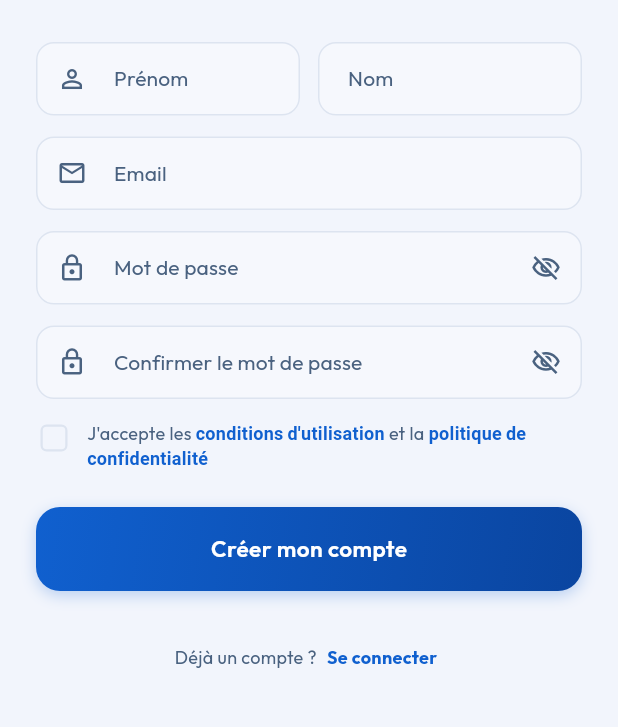
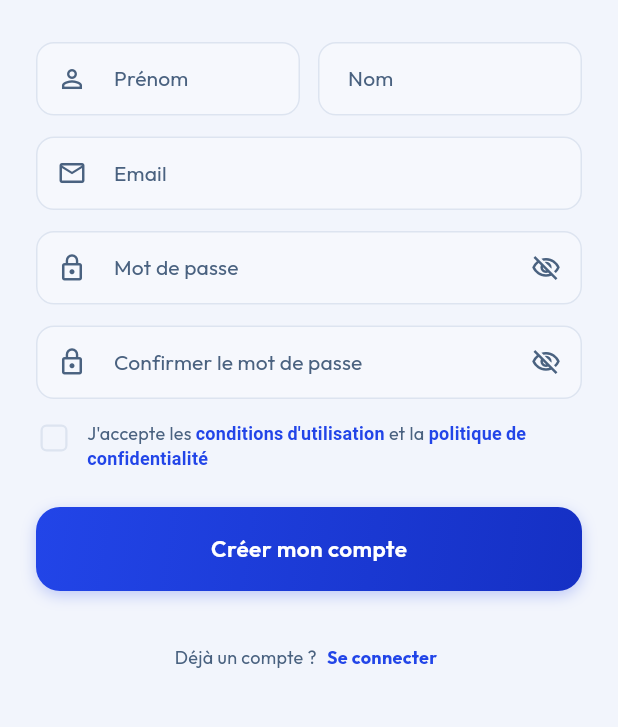
Before and after one commit to activeducation/activeducation_plateform, a Flutter app: the RegisterPage screen opened by its route, on a phone screen of 412 x 824 dp, the part 174-901 px from its top. Run offline on Flutter 3.47's test engine with Material 3 defaults, Android fonts, the phone set to English and light mode, and no system bars; our stand-ins replace bloc, cached_network_image, dartz, dio, equatable, file_picker and 10 more; accounts and stored records are empty; network calls fail.

Commit message:
style(ui): recalibration couleurs logo — bleu royal #2245E8 + orange #FF9E18
Alignement de la palette avec les couleurs exactes du logo ActivEducation :
- primary : #1060CF → #2245E8 (bleu royal électrique du logo)
- secondary : #F2A423 → #FF9E18 (orange vif du logo)
- Mise à jour de toutes les variantes (light, dark, surface)

Co-Authored-By: Claude Sonnet 4.6 <noreply@anthropic.com>

```diff
--- a/activ_education_app/lib/core/constants/app_colors.dart
+++ b/activ_education_app/lib/core/constants/app_colors.dart
@@ -6,24 +6,24 @@ class AppColors {
   AppColors._();
 
   // ============================================
-  // PRIMARY — Bleu Royal
+  // PRIMARY — Bleu Royal (couleur logo)
   // ============================================
-  static const Color primary = Color(0xFF1060CF);
-  static const Color primaryLight = Color(0xFF4A8BE8);
-  static const Color primaryDark = Color(0xFF0A45A0);
-  static const Color primarySurface = Color(0xFFE8F0FE);
-  static const Color primarySurface2 = Color(0xFFD0E3FD);
-  static const Color primaryMedium = Color(0xFF2E7CE6);
-  static const Color primaryIndigo = Color(0xFF3B49DF);
+  static const Color primary = Color(0xFF2245E8);
+  static const Color primaryLight = Color(0xFF4D6EF0);
+  static const Color primaryDark = Color(0xFF1530C4);
+  static const Color primarySurface = Color(0xFFEAEEFD);
+  static const Color primarySurface2 = Color(0xFFD4DBFB);
+  static const Color primaryMedium = Color(0xFF3355EC);
+  static const Color primaryIndigo = Color(0xFF3045E0);
 
   // ============================================
-  // SECONDARY — Ambre Chaud (Gamification)
+  // SECONDARY — Orange Vif (couleur logo)
   // ============================================
-  static const Color secondary = Color(0xFFF2A423);
-  static const Color secondaryLight = Color(0xFFF7C164);
-  static const Color secondaryDark = Color(0xFFD98E1B);
-  static const Color secondarySurface = Color(0xFFFEF3E2);
-  static const Color shimmer = Color(0xFFF5E6D0);
+  static const Color secondary = Color(0xFFFF9E18);
+  static const Color secondaryLight = Color(0xFFFFB84A);
+  static const Color secondaryDark = Color(0xFFE08010);
+  static const Color secondarySurface = Color(0xFFFFF3E0);
+  static const Color shimmer = Color(0xFFFFF0D0);
 
   // ============================================
   // DARK UI — Sidebar, headers hero, sections sombres
@@ -152,7 +152,7 @@ class AppColors {
   static const LinearGradient heroGradientBlue = LinearGradient(
     begin: Alignment.topLeft,
     end: Alignment.bottomRight,
-    colors: [Color(0xFF0C1828), Color(0xFF1060CF)],
+    colors: [Color(0xFF0C1828), Color(0xFF2245E8)],
   );
 
   static const LinearGradient heroGradientAlt = LinearGradient(
```
